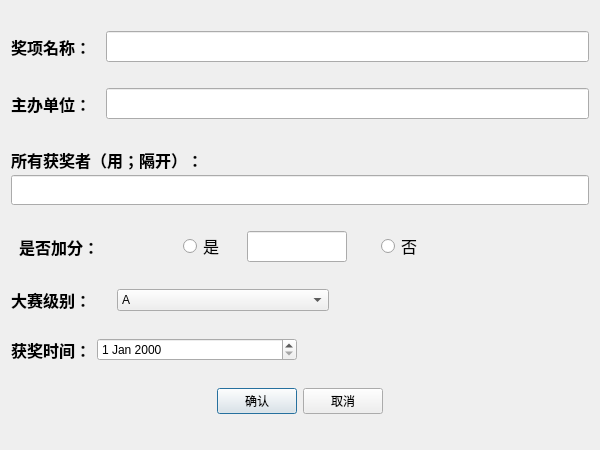
Before: the Qt Designer form addawarddialog.ui in yuzujr/ScoreManagementSystem, drawn with Qt 5.
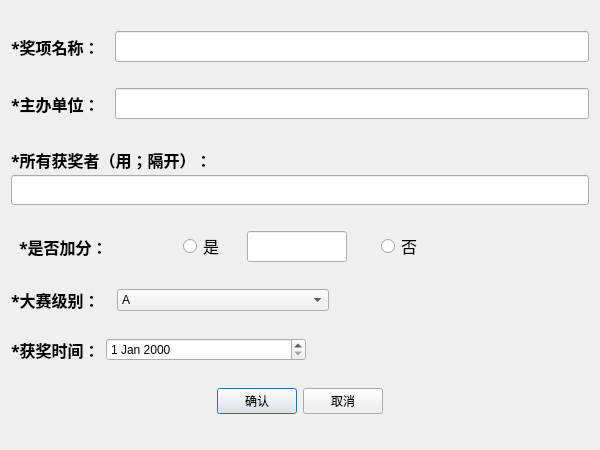
After: the same form once the commit is applied.

Patch:
```diff
--- a/addawarddialog.ui
+++ b/addawarddialog.ui
@@ -44,7 +44,7 @@
         </font>
        </property>
        <property name="text">
-        <string>奖项名称：  </string>
+        <string>*奖项名称：  </string>
        </property>
       </widget>
      </item>
@@ -78,7 +78,7 @@
         </font>
        </property>
        <property name="text">
-        <string>主办单位：  </string>
+        <string>*主办单位：  </string>
        </property>
       </widget>
      </item>
@@ -115,7 +115,7 @@
         </font>
        </property>
        <property name="text">
-        <string>所有获奖者（用；隔开）：</string>
+        <string>*所有获奖者（用；隔开）：</string>
        </property>
       </widget>
      </item>
@@ -155,7 +155,7 @@
         </font>
        </property>
        <property name="text">
-        <string>是否加分：</string>
+        <string>*是否加分：</string>
        </property>
       </widget>
      </item>
@@ -290,7 +290,7 @@
         </font>
        </property>
        <property name="text">
-        <string>大赛级别：</string>
+        <string>*大赛级别：</string>
        </property>
       </widget>
      </item>
@@ -355,7 +355,7 @@
         </font>
        </property>
        <property name="text">
-        <string>获奖时间：</string>
+        <string>*获奖时间：</string>
        </property>
       </widget>
      </item>
```
